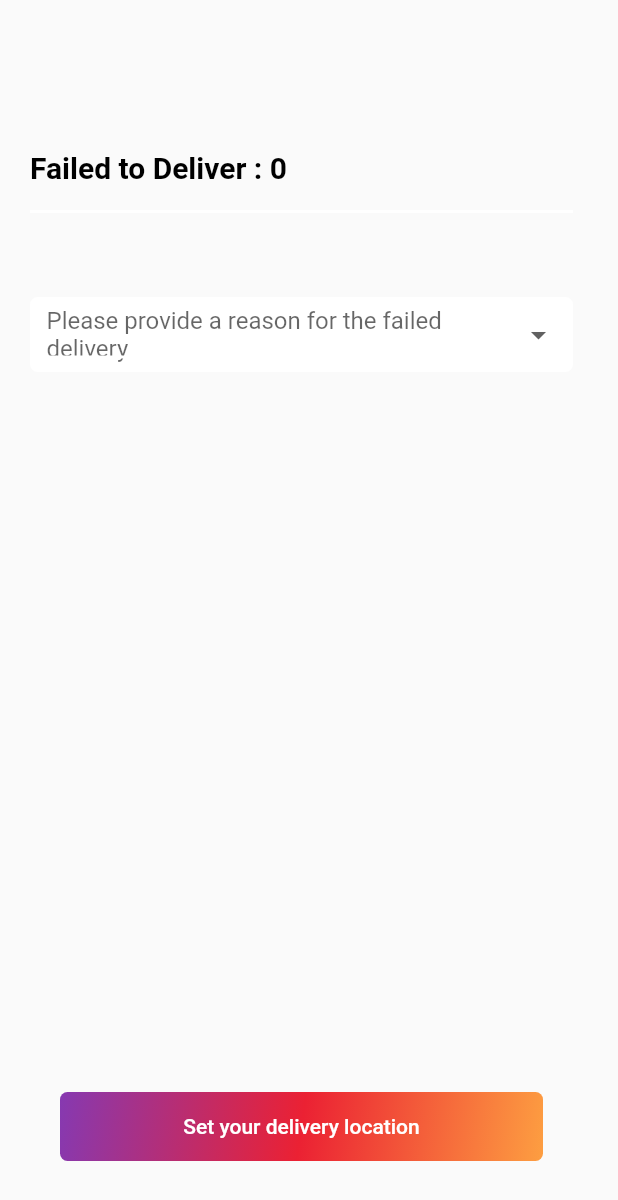
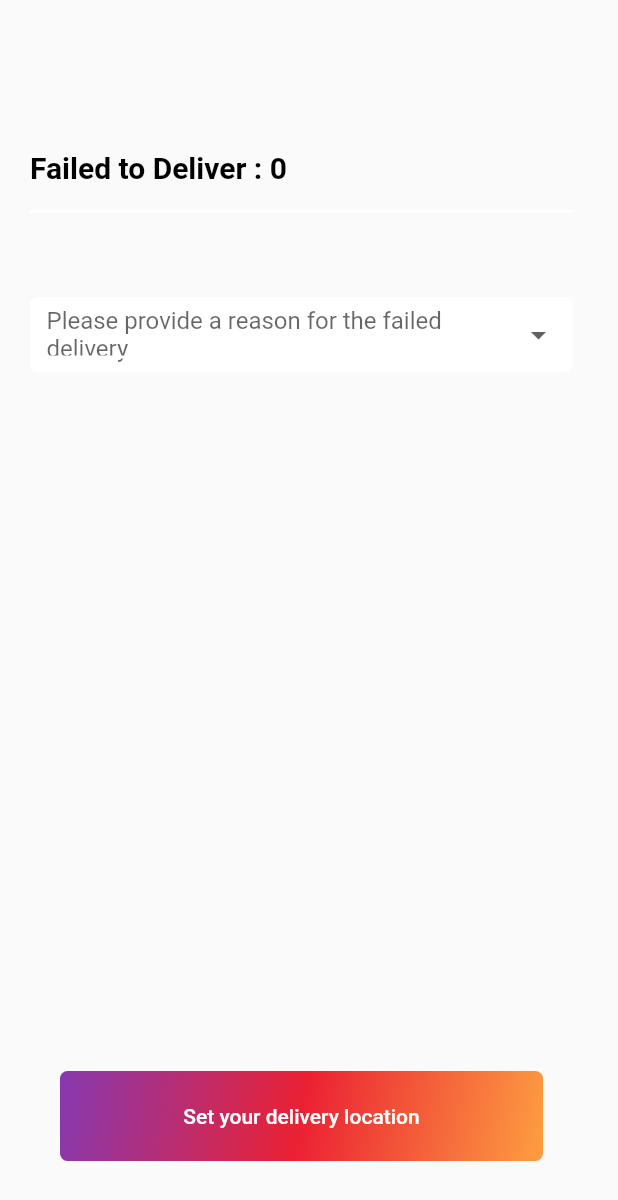
Before and after one commit to syedhussain07/tiff_valet, a Flutter app: the not_deliverable screen opened directly with empty values, on a phone screen of 412 x 824 dp. Shown: the top 1200 px of the screen. Run offline on Flutter 3.47's test engine with Material 2 defaults, Android fonts, the phone set to English and light mode, and no system bars; our stand-ins replace flutter_rating_bar, google_maps_flutter, intl_phone_field, location, pinput; missing offline and left inert: dart:ffi, flutter_polyline_points, google_maps_flutter_android.

Commit message:
Update not_delivered.dart

```diff
--- a/lib/not_delivered.dart
+++ b/lib/not_delivered.dart
@@ -93,10 +93,9 @@ class _not_deliverableState extends State<not_deliverable> {
 
 
 
-            Spacer(flex:5 ,),
+           Expanded(child: SizedBox()),
 
-            Expanded(
-              child: Padding(
+            Padding(
               padding: const EdgeInsets.only(left: 20.0, right: 20, bottom: 50),
               child: MaterialButton(
                   onPressed: () {
@@ -128,7 +127,6 @@ class _not_deliverableState extends State<not_deliverable> {
                         )),
                   )),
             ),
-            ),
 
 
           ],
```
Lines whose indentation alone changed are shown as unchanged.
